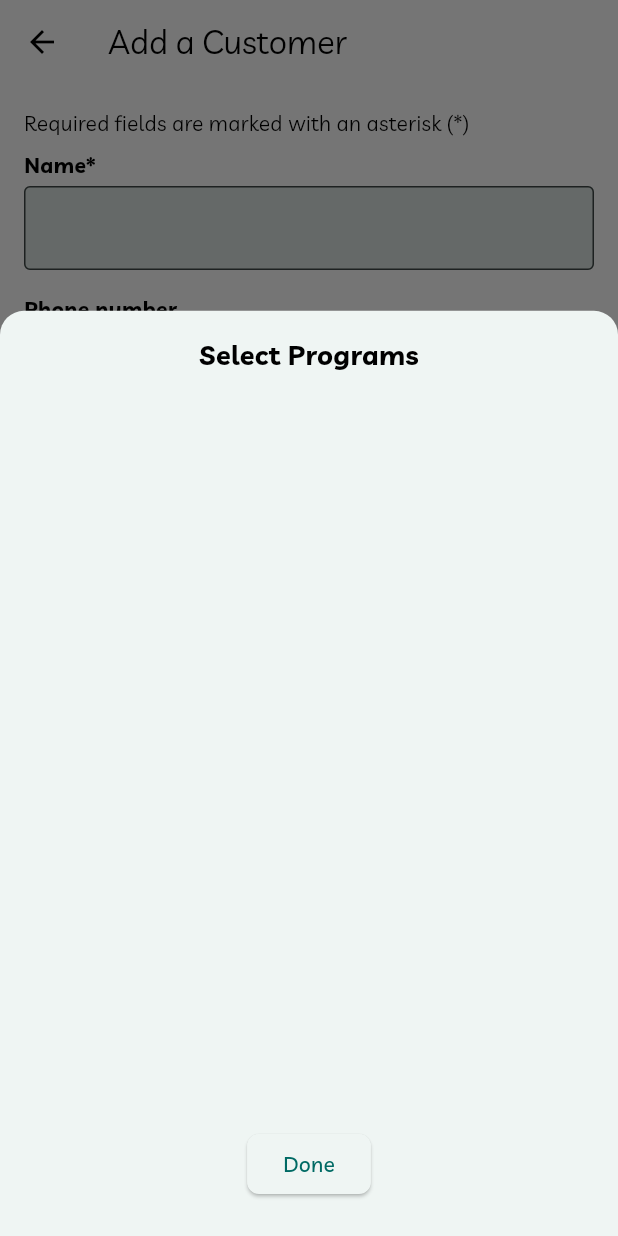
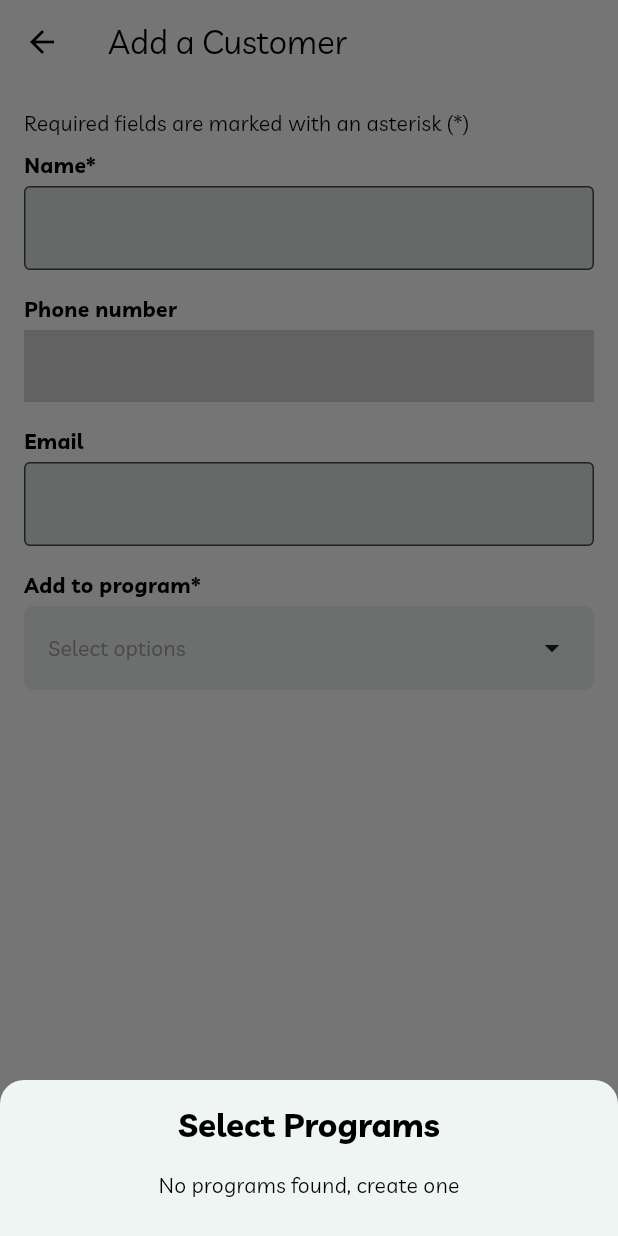
Before and after one commit to FoumaneDonald/fides, a Flutter app: the CreateCustomer screen opened by its route, after a tap on "Select options", on a phone screen of 412 x 824 dp. Run offline on Flutter 3.47's test engine with Material 3 defaults, Android fonts, the phone set to English and light mode, and no system bars; our stand-ins replace beamer, bloc, equatable, flex_color_scheme, flutter_bloc, flutter_dotenv and 8 more; missing offline and left inert: currency_picker, phone_form_field; generated files the repository leaves out were written again; statements that could not run were skipped; project files that could hold a hidden picture were left out.

Commit message:
fix(customer subscription): creating a customer

```diff
--- a/lib/data/models/customer_model.dart
+++ b/lib/data/models/customer_model.dart
@@ -6,14 +6,13 @@ import 'package:objectbox/objectbox.dart';
 import '../../domain/entities/customer_entity.dart';
 import '../../domain/entities/points_entity.dart';
 import '../../domain/entities/stamp_entity.dart';
-import 'loyalty_program_model.dart';
 
 @Entity()
 class CustomerModel {
   @Id()
-  int? id = 0;
+  int id = 0;
   @Unique()
-  String? name;
+  String name;
   @Unique()
   String? phone;
   @Unique()
@@ -24,7 +23,7 @@ class CustomerModel {
 
   CustomerModel({
     required this.id,
-    this.name,
+    required this.name,
     this.phone,
     this.email,
   });
@@ -52,8 +51,13 @@ class CustomerModel {
       email: entity.email,
     );
 
-    model.stampPrograms.addAll(StampModel.fromEntityList(entity.loyaltyPrograms as List<StampEntity>));
-    model.pointsPrograms.addAll(PointsModel.fromEntityList(entity.loyaltyPrograms as List<PointsEntity>));
+    entity.loyaltyPrograms.map((program) {
+      if (program is PointsEntity) {
+        model.pointsPrograms.add(PointsModel.fromEntity(program));
+      } else if (program is StampEntity) {
+        model.stampPrograms.add(StampModel.fromEntity(program));
+      }
+    });
 
     return model;
   }
--- a/lib/data/repositories/customer_repo_impl.dart
+++ b/lib/data/repositories/customer_repo_impl.dart
@@ -12,8 +12,8 @@ class CustomerRepoImpl implements CustomerRepository {
   CustomerRepoImpl(CustomerDao customerDao) : _customerDao = customerDao;
 
   @override
-  Future<Result<CustomerEntity>> createCustomer({required CustomerEntity customerEntity}) async {
-    final Result<CustomerModel> result = await _customerDao.createCustomer(CustomerModel.fromEntity(customerEntity));
+  Future<ResultDart<CustomerEntity, String>> createCustomer({required CustomerEntity customerEntity}) async {
+    final ResultDart<CustomerModel, String> result = await _customerDao.createCustomer(CustomerModel.fromEntity(customerEntity));
 
     return result.fold(
       (customer) => Success(CustomerEntity.fromModel(customer)),
--- a/lib/data/repositories/local_loyalty_program_repo_impl.dart
+++ b/lib/data/repositories/local_loyalty_program_repo_impl.dart
@@ -6,7 +6,6 @@ import '../../domain/entities/reward_entity.dart';
 import '../../domain/entities/stamp_entity.dart';
 import '../../domain/repositories/loyalty_program_repository.dart';
 import '../../services/helpers/program_type_enum.dart';
-import '../models/loyalty_program_model.dart';
 import '../models/points_model.dart';
 import '../models/reward_model.dart';
 import '../../services/loyalty_program_dao.dart';
@@ -48,26 +47,10 @@ class LocalLoyaltyProgramRepoImpl implements LoyaltyProgramRepository {
 
   @override
   Future<Result<Map<ProgramType, List<LoyaltyProgramEntity>>>> getLoyaltyProgram() async {
+    try {
       final ResultDart<Map<ProgramType, List<Object>>, Exception> result = _loyaltyProgramDao.getAllLoyaltyProgram();
       return result.fold(
         (programModels) {
-        // _existingPrograms.clear();
-        //
-        // programModels.forEach(
-        //   (programType, models) {
-        //     switch (programType) {
-        //       case ProgramType.stamp:
-        //         _existingPrograms[programType] = models.whereType<StampModel>().map((model) => StampEntity.fromModel(model)).toList();
-        //         break;
-        //       case ProgramType.points:
-        //         _existingPrograms[programType] = models.whereType<PointsModel>().map((model) => PointsEntity.fromModel(model)).toList();
-        //         break;
-        //       case ProgramType.unknown:
-        //         _existingPrograms;
-        //         break;
-        //     }
-        //   },
-        // );
           final Map<ProgramType, List<LoyaltyProgramEntity>> conversion = Map.fromEntries(
             programModels.entries.map(
               (entry) => MapEntry(
@@ -78,7 +61,7 @@ class LocalLoyaltyProgramRepoImpl implements LoyaltyProgramRepository {
                   } else if (model is PointsModel) {
                     return PointsEntity.fromModel(model);
                   } else {
-                  throw UnsupportedError('Unknown model type: ${model.runtimeType}');
+                    throw Exception('Unknown model type: ${model.runtimeType}');
                   }
                 }).toList(),
               ),
@@ -90,5 +73,8 @@ class LocalLoyaltyProgramRepoImpl implements LoyaltyProgramRepository {
           return Failure(failure);
         },
       );
+    } on Exception catch (error, stackTrace) {
+      return Failure(error);
     }
   }
+}
--- a/lib/domain/entities/customer_entity.dart
+++ b/lib/domain/entities/customer_entity.dart
@@ -1,40 +1,26 @@
 import 'package:equatable/equatable.dart';
 import 'package:fides/domain/entities/points_entity.dart';
 import 'package:fides/domain/entities/stamp_entity.dart';
+import 'package:freezed_annotation/freezed_annotation.dart';
 
 import '../../data/models/customer_model.dart';
 import 'loyalty_program_entity.dart';
 
-class CustomerEntity extends Equatable {
-  final int? id;
-  final String? name;
-  final String? phone;
-  final String? email;
-  final List<LoyaltyProgramEntity>? loyaltyPrograms;
+part 'customer_entity.freezed.dart';
 
-  const CustomerEntity({
-    this.id,
-    this.name,
-    this.phone,
-    this.email,
-    this.loyaltyPrograms,
-  });
+@freezed
+abstract class CustomerEntity with _$CustomerEntity {
+  const CustomerEntity._();
 
-  CustomerEntity copyWith({
+  const factory CustomerEntity({
     int? id,
-    String? name,
+    @Default('') String name,
     String? phone,
     String? email,
-    List<LoyaltyProgramEntity>? loyaltyPrograms,
-  }) {
-    return CustomerEntity(
-      id: id ?? this.id,
-      name: name ?? this.name,
-      phone: phone ?? this.phone,
-      email: email ?? this.email,
-      loyaltyPrograms: loyaltyPrograms ?? this.loyaltyPrograms,
-    );
-  }
+    @Default([]) List<LoyaltyProgramEntity> loyaltyPrograms,
+  }) = _CustomerEntity;
+
+  factory CustomerEntity.empty() => CustomerEntity(name: '', loyaltyPrograms: const []);
 
   /// Convert [CustomerModel] to [CustomerEntity]
   factory CustomerEntity.fromModel(CustomerModel model) {
@@ -55,7 +41,4 @@ class CustomerEntity extends Equatable {
   static List<CustomerEntity> fromModelList(List<CustomerModel> models) {
     return models.map((model) => CustomerEntity.fromModel(model)).toList();
   }
-
-  @override
-  List<Object?> get props => [id, name, phone, email, loyaltyPrograms];
 }
--- a/lib/domain/repositories/customer_repository.dart
+++ b/lib/domain/repositories/customer_repository.dart
@@ -4,6 +4,6 @@ import '../entities/customer_entity.dart';
 import '../entities/loyalty_program_entity.dart';
 
 abstract class CustomerRepository {
-  Future<Result<CustomerEntity>> createCustomer({required CustomerEntity customerEntity});
+  Future<ResultDart<CustomerEntity, String>> createCustomer({required CustomerEntity customerEntity});
   Future<Result<List<CustomerEntity>>> fetchLatestCustomer({int limit});
   }
--- a/lib/features/core/widgets/fides_multi_select_dropdown.dart
+++ b/lib/features/core/widgets/fides_multi_select_dropdown.dart
@@ -164,16 +164,20 @@ class _BottomSheetSelectorState<T> extends State<_BottomSheetSelector<T>> {
         padding: const EdgeInsets.only(top: 16, bottom: 24, left: 16, right: 16),
         child: ConstrainedBox(
           constraints: BoxConstraints(
+            minWidth: double.infinity,
             maxHeight: maxHeight,
           ),
           child: Column(
+            spacing: 16,
             mainAxisSize: MainAxisSize.min,
             children: [
-              const Text(
+              Text(
                 'Select Programs',
-                style: TextStyle(fontSize: 18, fontWeight: FontWeight.bold),
+                style: Theme.of(context).textTheme.titleLarge!.copyWith(fontWeight: FontWeight.bold),
               ),
-              const SizedBox(height: 16),
+              if(widget.options.isEmpty) ...{
+                const Text('No programs found, create one'),
+              } else ...{
                 Expanded(
                   child: SingleChildScrollView(
                     child: LayoutBuilder(
@@ -219,11 +223,11 @@ class _BottomSheetSelectorState<T> extends State<_BottomSheetSelector<T>> {
                     ),
                   ),
                 ),
-              const SizedBox(height: 16),
                 ElevatedButton(
                   onPressed: () => Navigator.pop(context, _selected),
                   child: const Text('Done'),
                 ),
+              },
             ],
           ),
         ),
--- a/lib/features/homePage/ui/bloc/home_state.dart
+++ b/lib/features/homePage/ui/bloc/home_state.dart
@@ -41,5 +41,5 @@ class HomeState extends Equatable {
   }
 
   @override
-  List<Object?> get props => [status, message, listOfCustomers];
+  List<Object?> get props => [status, message, listOfCustomers!.length];
 }
--- a/lib/features/homePage/ui/pages/home.dart
+++ b/lib/features/homePage/ui/pages/home.dart
@@ -85,7 +85,7 @@ class HomePage extends StatelessWidget {
                                   child: Column(
                                     crossAxisAlignment: CrossAxisAlignment.start,
                                     children: [
-                                      Text(customer.name!),
+                                      Text(customer.name),
                                       Text(customer.phone ?? ''),
                                       Text(customer.email ?? ''),
                                     ],
--- a/lib/features/subscribeClient/ui/bloc/customer_bloc.dart
+++ b/lib/features/subscribeClient/ui/bloc/customer_bloc.dart
@@ -1,5 +1,6 @@
 import 'package:bloc/bloc.dart';
 import 'package:equatable/equatable.dart';
+import 'package:freezed_annotation/freezed_annotation.dart';
 import 'package:result_dart/result_dart.dart';
 
 import '../../../../domain/entities/customer_entity.dart';
@@ -9,8 +10,8 @@ import '../../../../domain/repositories/loyalty_program_repository.dart';
 import '../../../../services/helpers/program_type_enum.dart';
 
 part 'customer_event.dart';
-
 part 'customer_state.dart';
+part 'customer_bloc.freezed.dart';
 
 class CustomerBloc extends Bloc<CustomerEvent, CustomerState> {
   final LoyaltyProgramRepository _loyaltyProgramRepository;
@@ -27,19 +28,26 @@ class CustomerBloc extends Bloc<CustomerEvent, CustomerState> {
     on<SubscribeCustomer>(_onSubscribeCustomer);
   }
 
-  _onInit(Init event, Emitter<CustomerState> emit) {
+  _onInit(Init event, Emitter<CustomerState> emit) async {
     emit(state.copyWith(programStatus: ProgramStatus.loading, message: ProgramStatus.loading.message));
-    Map<ProgramType, List<LoyaltyProgramEntity>> programs = _loyaltyProgramRepository.existingPrograms;
-    emit(state.copyWith(programStatus: ProgramStatus.loaded, message: ProgramStatus.loaded.message, loyaltyPrograms: programs.values.expand((program) => program).toList()));
+
+    Result<Map<ProgramType, List<LoyaltyProgramEntity>>> response = await _loyaltyProgramRepository.getLoyaltyProgram();
+    response.fold(
+      (loyaltyPrograms) {
+        final List<LoyaltyProgramEntity> allPrograms = loyaltyPrograms.values.expand((list) => list).toList();
+        emit(state.copyWith(programStatus: ProgramStatus.loaded, message: ProgramStatus.loaded.message, listOfPrograms: allPrograms));
+      },
+      (failure) => emit(state.copyWith(programStatus: ProgramStatus.error, message: '${ProgramStatus.error.message} ${failure.toString()}')),
+    );
   }
 
   _onSelectProgram(OnSelectProgram event, Emitter<CustomerState> emit) {
-    List<LoyaltyProgramEntity> customerSelectedPrograms = state.customerEntity!.loyaltyPrograms!;
+    List<LoyaltyProgramEntity> customerSelectedPrograms = state.customerEntity!.loyaltyPrograms;
     customerSelectedPrograms = List.from(event.programs);
     emit(state.copyWith(customerEntity: state.customerEntity!.copyWith(loyaltyPrograms: customerSelectedPrograms)));
   }
 
-  _onSubscribeCustomer(SubscribeCustomer event, Emitter<CustomerState> emit) async{
+  _onSubscribeCustomer(SubscribeCustomer event, Emitter<CustomerState> emit) async {
     emit(state.copyWith(status: CustomerStatus.loading, message: CustomerStatus.loading.message));
 
     final newCustomer = state.customerEntity!.copyWith(
@@ -52,7 +60,7 @@ class CustomerBloc extends Bloc<CustomerEvent, CustomerState> {
 
     result.fold(
       (success) => emit(state.copyWith(status: CustomerStatus.success, message: CustomerStatus.success.message, customerEntity: success)),
-      (failure) => emit(state.copyWith(status: CustomerStatus.error, message: CustomerStatus.error.message + failure.toString())),
+      (failure) => emit(state.copyWith(status: CustomerStatus.error, message: CustomerStatus.error.message + failure)),
     );
   }
 }
--- a/lib/features/subscribeClient/ui/bloc/customer_state.dart
+++ b/lib/features/subscribeClient/ui/bloc/customer_state.dart
@@ -13,7 +13,7 @@ enum CustomerStatus {
 
 enum ProgramStatus {
   loading(message: 'Loading programs'),
-  error(message: 'Error: '),
+  error(message: 'Error:'),
   loaded(message: 'Programs loaded');
 
   const ProgramStatus({required this.message});
@@ -21,45 +21,23 @@ enum ProgramStatus {
   final String message;
 }
 
-final class CustomerState extends Equatable {
-  final CustomerStatus? status;
-  final ProgramStatus? programStatus;
-  final String? message;
-  final List<LoyaltyProgramEntity>? loyaltyPrograms;
-  final CustomerEntity? customerEntity;
+@freezed
+abstract class CustomerState with _$CustomerState {
+  const CustomerState._();
 
-  const CustomerState({
-    this.status,
-    this.programStatus,
-    this.message,
-    this.loyaltyPrograms,
-    this.customerEntity,
-  });
+  const factory CustomerState({
+    CustomerStatus? status,
+    ProgramStatus? programStatus,
+    String? message,
+    List<LoyaltyProgramEntity>? listOfPrograms,
+    CustomerEntity? customerEntity,
+  }) = _CustomerState;
 
   factory CustomerState.initial() => CustomerState(
         status: CustomerStatus.initial,
         programStatus: ProgramStatus.loading,
         message: CustomerStatus.initial.message,
-        loyaltyPrograms: const [],
-        customerEntity: const CustomerEntity(loyaltyPrograms: []),
+        listOfPrograms: const [],
+        customerEntity: const CustomerEntity(name: '', loyaltyPrograms: []),
       );
-
-  CustomerState copyWith({
-    CustomerStatus? status,
-    ProgramStatus? programStatus,
-    String? message,
-    List<LoyaltyProgramEntity>? loyaltyPrograms,
-    CustomerEntity? customerEntity,
-  }) {
-    return CustomerState(
-      status: status ?? this.status,
-      programStatus: programStatus ?? this.programStatus,
-      message: message ?? this.message,
-      loyaltyPrograms: loyaltyPrograms ?? this.loyaltyPrograms,
-      customerEntity: customerEntity ?? this.customerEntity,
-    );
-  }
-
-  @override
-  List<Object?> get props => [status, programStatus, message, 'loyaltyPrograms', customerEntity];
 }
--- a/lib/features/subscribeClient/ui/pages/create_customer.dart
+++ b/lib/features/subscribeClient/ui/pages/create_customer.dart
@@ -18,6 +18,7 @@ import '../../../core/widgets/fides_phone_input.dart';
 import '../../../core/widgets/fides_text_input.dart';
 import '../../../core/widgets/primary_button.dart';
 import '../../../core/widgets/required_field_text.dart';
+import '../../../homePage/ui/bloc/home_bloc.dart';
 import '../../../homePage/ui/widgets/program_card.dart';
 import '../bloc/customer_bloc.dart';
 
@@ -39,7 +40,6 @@ class _CreateCustomerState extends State<CreateCustomer> with ValidationMixins {
   final FocusNode _phoneFocusNode = FocusNode();
   final FocusNode _emailFocusNode = FocusNode();
   final FocusNode _programsFocusNode = FocusNode();
-  List<LoyaltyProgramEntity> selectedProgram = [];
 
   @override
   void initState() {
@@ -51,7 +51,18 @@ class _CreateCustomerState extends State<CreateCustomer> with ValidationMixins {
     return BlocProvider(
       lazy: false,
       create: (context) => sl<CustomerBloc>()..add(Init()),
-      child: Scaffold(
+      child: BlocConsumer<CustomerBloc, CustomerState>(
+        listener: (context, state) {
+          if (state.status == CustomerStatus.success) {
+            MindLabSnackBar.success(context, state.message!);
+            context.read<HomeBloc>().add(LatestCustomer());
+            context.pop();
+          } else if (state.status == CustomerStatus.error) {
+            MindLabSnackBar.error(context, state.message!);
+          }
+        },
+        builder: (context, state) {
+          return Scaffold(
             appBar: AppBar(
               title: Text('Add a Customer'),
               leading: IconButton(
@@ -64,17 +75,7 @@ class _CreateCustomerState extends State<CreateCustomer> with ValidationMixins {
               child: Center(
                 child: Padding(
                   padding: const EdgeInsets.symmetric(horizontal: 16, vertical: 16),
-              child: BlocConsumer<CustomerBloc, CustomerState>(
-                listener: (context, state){
-                  if(state.status == CustomerStatus.success){
-                    MindLabSnackBar.success(context, state.message!);
-                    context.pop();
-                  } else if (state.status == CustomerStatus.error) {
-                    MindLabSnackBar.error(context, state.message!);
-                  }
-                },
-                builder: (context, state) {
-                  return Column(
+                  child: Column(
                     spacing: 8,
                     crossAxisAlignment: CrossAxisAlignment.start,
                     children: [
@@ -95,6 +96,11 @@ class _CreateCustomerState extends State<CreateCustomer> with ValidationMixins {
                                   autoValidateMode: AutovalidateMode.onUnfocus,
                                   onFieldSubmitted: (_) => FocusScope.of(context).requestFocus(_phoneFocusNode),
                                   validator: composeValidators<String>([requiredField]),
+                                  onChanged: (value) {
+                                    setState(() {
+                                      _nameController.text = value ?? '';
+                                    });
+                                  },
                                   onSaved: (value) {
                                     _nameController.text = value ?? '';
                                   },
@@ -142,7 +148,7 @@ class _CreateCustomerState extends State<CreateCustomer> with ValidationMixins {
                                         FidesMultiSelectBottomSheet<LoyaltyProgramEntity>(
                                           focusNode: _programsFocusNode,
                                           inputLabel: 'Add to program*',
-                                          options: state.programStatus == ProgramStatus.loading ? [] : state.loyaltyPrograms!,
+                                          options: state.programStatus == ProgramStatus.loading ? [] : state.listOfPrograms!,
                                           selectedValues: state.customerEntity!.loyaltyPrograms ?? [],
                                           errorText: field.errorText,
                                           hasError: field.hasError,
@@ -167,9 +173,17 @@ class _CreateCustomerState extends State<CreateCustomer> with ValidationMixins {
                           ),
                         ),
                       ),
-                      PrimaryButton(
+                    ],
+                  ),
+                ),
+              ),
+            ),
+            bottomNavigationBar: Padding(
+              padding: EdgeInsets.all(16.0),
+              child: PrimaryButton(
                 text: 'Add Customer',
                 icon: Icons.add_rounded,
+                isActive: _nameController.text.isNotEmpty && (state.customerEntity?.loyaltyPrograms?.isNotEmpty ?? false),
                 onPressed: () async {
                   if (_formKey.currentState!.validate()) {
                     _formKey.currentState!.save();
@@ -185,13 +199,9 @@ class _CreateCustomerState extends State<CreateCustomer> with ValidationMixins {
                   }
                 },
               ),
-                    ],
+            ),
           );
         },
-              ),
-            ),
-          ),
-        ),
       ),
     );
   }
```
Also changed, not shown: lib/data/models/loyalty_program_model.dart (deleted, +0 -12 lines), lib/services/customer_dao.dart (+4 -5 lines), lib/services/loyalty_program_dao.dart (+1 -6 lines), lib/domain/entities/customer_entity.freezed.dart (added), lib/features/subscribeClient/ui/bloc/customer_bloc.freezed.dart (added), lib/objectbox.g.dart. Lines whose indentation alone changed are shown as unchanged.
